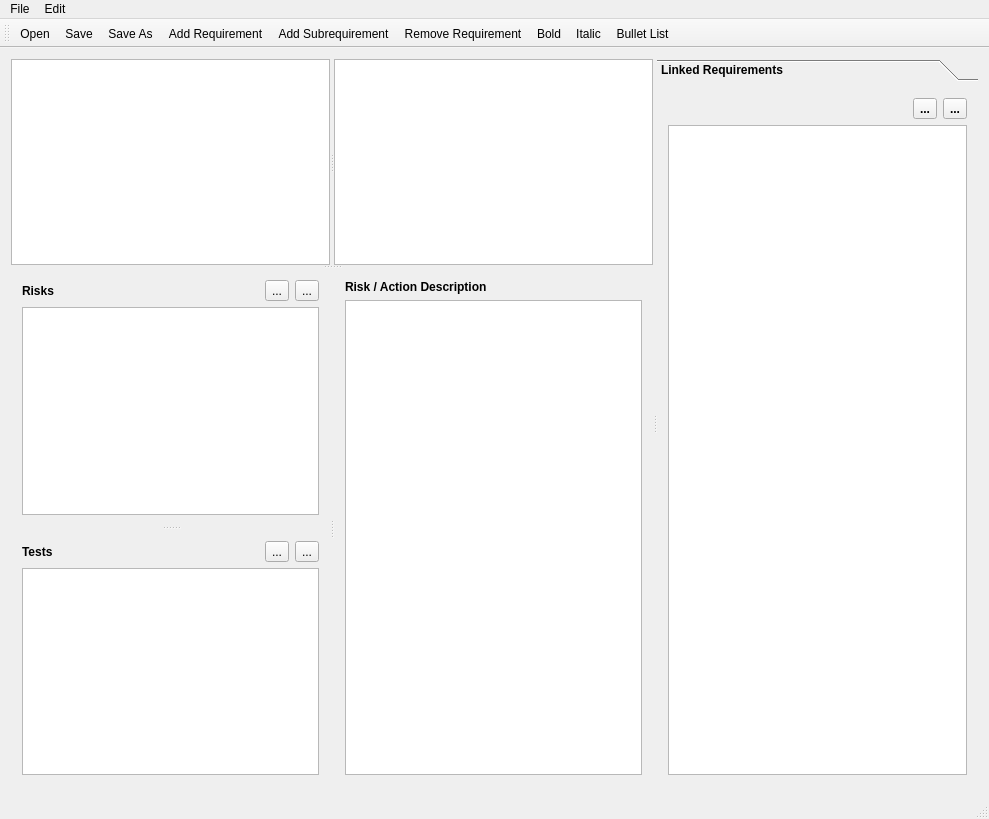
atilm/RequirementsManager, file mainwindow.ui: the form before one commit.
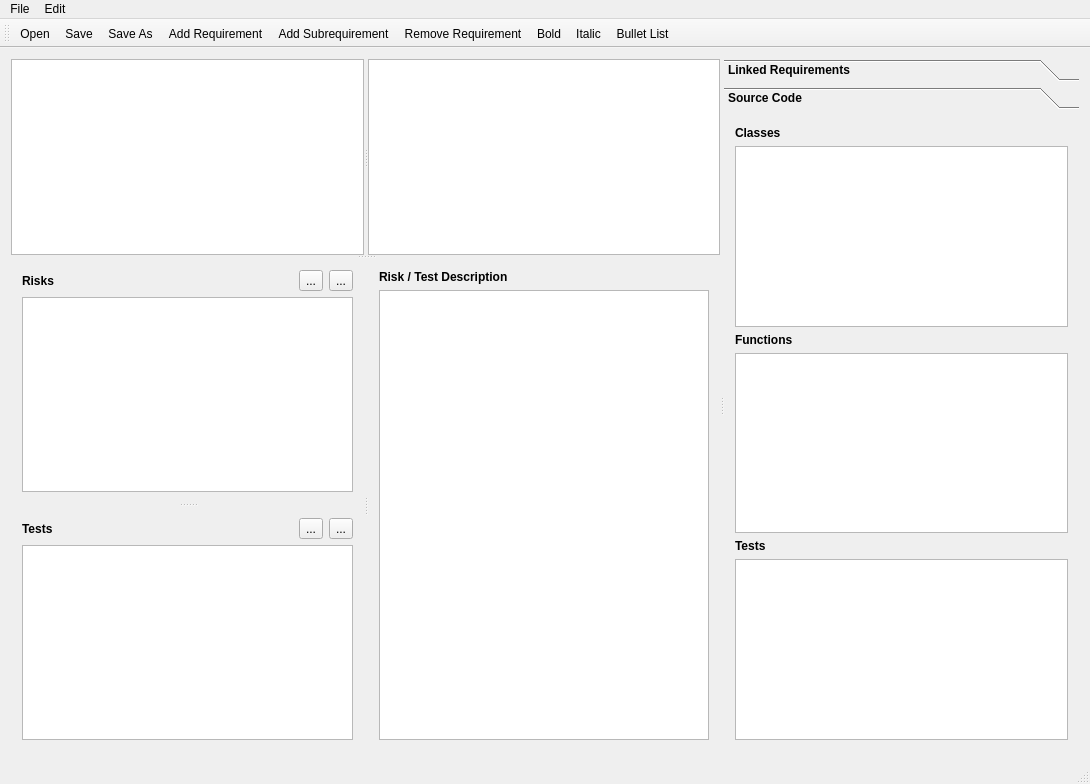
The form after the commit. Icons and pictures are not drawn.

Commit message:
Added first parts of source code management infrastructure
 - List views for modules(classes or files), functions, tests.
 - The class SourceCodeController which will manage interaction
   of source code model and the rest of the application.
 - The interface ISourceCodeReader as contract for source code
   parser classes.

What changed in the file:
```diff
--- a/mainwindow.ui
+++ b/mainwindow.ui
@@ -6,8 +6,8 @@
    <rect>
     <x>0</x>
     <y>0</y>
-    <width>989</width>
-    <height>819</height>
+    <width>1090</width>
+    <height>784</height>
    </rect>
   </property>
   <property name="font">
@@ -177,7 +177,7 @@
              </font>
             </property>
             <property name="text">
-             <string>Risk / Action Description</string>
+             <string>Risk / Test Description</string>
             </property>
            </widget>
           </item>
@@ -203,15 +203,15 @@
         </font>
        </property>
        <property name="currentIndex">
-        <number>0</number>
+        <number>1</number>
        </property>
        <widget class="QWidget" name="page">
         <property name="geometry">
          <rect>
           <x>0</x>
           <y>0</y>
-          <width>335</width>
-          <height>699</height>
+          <width>370</width>
+          <height>637</height>
          </rect>
         </property>
         <attribute name="label">
@@ -265,6 +265,43 @@
          </item>
         </layout>
        </widget>
+       <widget class="QWidget" name="codePage">
+        <attribute name="label">
+         <string>Source Code</string>
+        </attribute>
+        <layout class="QVBoxLayout" name="verticalLayout_3">
+         <item>
+          <widget class="QLabel" name="classesLabel">
+           <property name="text">
+            <string>Classes</string>
+           </property>
+          </widget>
+         </item>
+         <item>
+          <widget class="QListView" name="moduleListView"/>
+         </item>
+         <item>
+          <widget class="QLabel" name="label_5">
+           <property name="text">
+            <string>Functions</string>
+           </property>
+          </widget>
+         </item>
+         <item>
+          <widget class="QListView" name="functionListView"/>
+         </item>
+         <item>
+          <widget class="QLabel" name="label_6">
+           <property name="text">
+            <string>Tests</string>
+           </property>
+          </widget>
+         </item>
+         <item>
+          <widget class="QListView" name="testListView"/>
+         </item>
+        </layout>
+       </widget>
       </widget>
      </widget>
     </item>
@@ -275,7 +312,7 @@
     <rect>
      <x>0</x>
      <y>0</y>
-     <width>989</width>
+     <width>1090</width>
      <height>21</height>
     </rect>
    </property>
```
Left out of the diff: 8 changed lines with no effect on the pictures. The commit also changes 8 other files.
